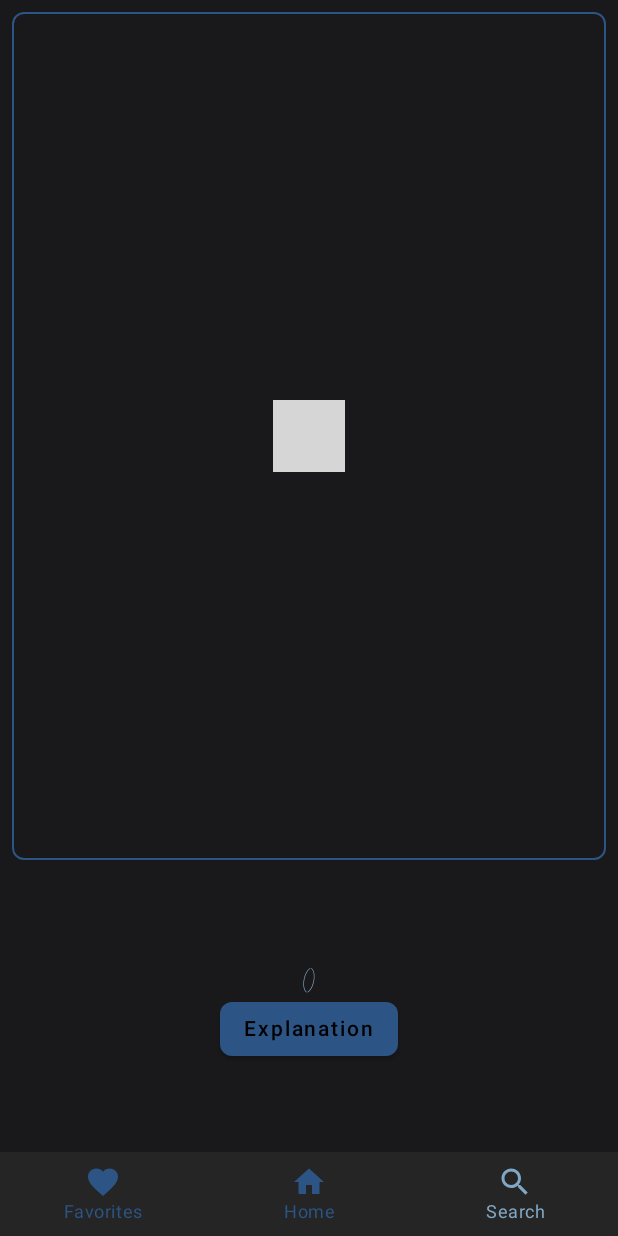
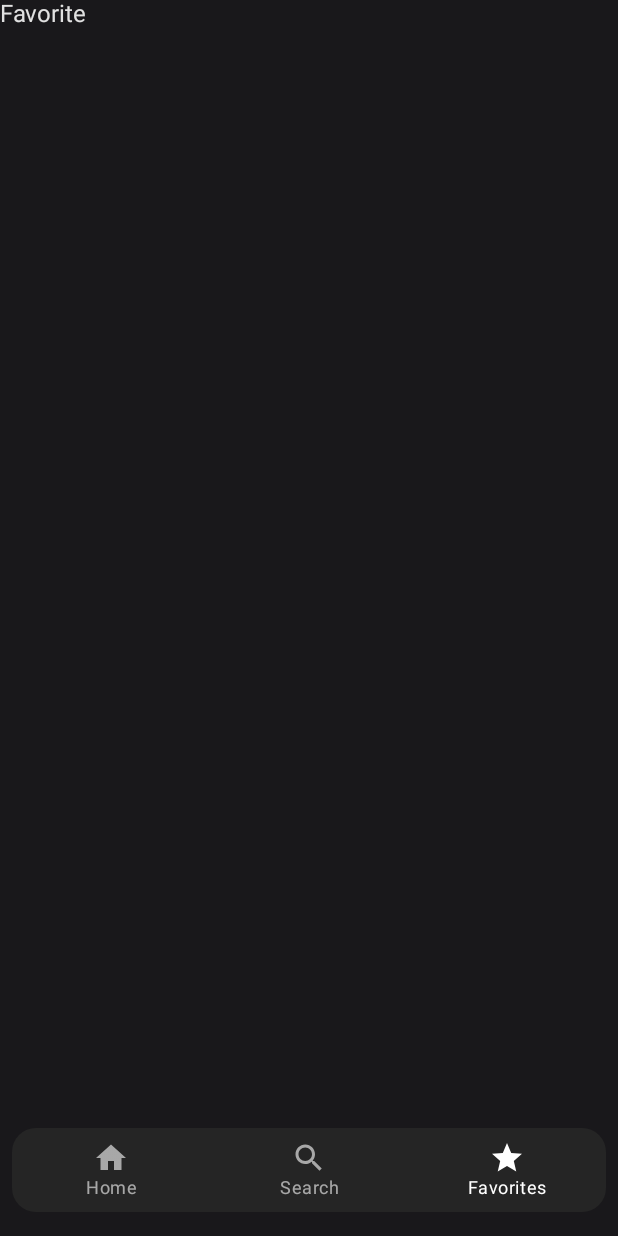
Before and after one commit to CzinkeM/android-apod-viewer, an Android app built with Jetpack Compose: the screen it shows after launch (MainActivity), item 3 of the bottom bar chosen, on a phone screen of 412 x 824 dp. Run offline under Robolectric (Android 15) with nearby library versions, the phone set to English and light mode, and no system bars; our stand-ins replace livedata-compose; libraries missing offline, so code that uses them is left out: com.skydoves.landscapist; network calls fail; 2 statements that could not run were skipped; grey boxes are pictures that could not be loaded.

Commit message:
Added bottom bar based basic navigation.

```diff
--- /dev/null
+++ b/app/src/main/java/hu/mczinke/payment_manager/BottomNavGraph.kt
@@ -0,0 +1,29 @@
+package hu.mczinke.payment_manager
+
+import androidx.compose.runtime.Composable
+import androidx.navigation.NavHostController
+import androidx.navigation.compose.NavHost
+import androidx.navigation.compose.composable
+import hu.mczinke.payment_manager.ui.components.BottomBarScreen
+import hu.mczinke.payment_manager.ui.components.FavoritesScreen
+import hu.mczinke.payment_manager.ui.components.HomeScreen
+import hu.mczinke.payment_manager.ui.components.SearchScreen
+import hu.mczinke.payment_manager.viewmodels.MainViewModel
+
+@Composable
+fun BottomNavGraph(homeViewModel: MainViewModel, navHostController: NavHostController) {
+    NavHost(
+        navController = navHostController,
+        startDestination = BottomBarScreen.Home.route
+    ) {
+        composable(route = BottomBarScreen.Home.route) {
+            HomeScreen(myViewModel = homeViewModel)
+        }
+        composable(route = BottomBarScreen.Search.route) {
+            SearchScreen()
+        }
+        composable(route = BottomBarScreen.Favorites.route) {
+            FavoritesScreen()
+        }
+    }
+}
--- a/app/src/main/java/hu/mczinke/payment_manager/MainActivity.kt
+++ b/app/src/main/java/hu/mczinke/payment_manager/MainActivity.kt
@@ -4,7 +4,7 @@ import android.os.Bundle
 import androidx.activity.ComponentActivity
 import androidx.activity.compose.setContent
 import androidx.lifecycle.ViewModelProvider
-import hu.mczinke.payment_manager.ui.components.HomeScreen
+import hu.mczinke.payment_manager.ui.components.MainScreen
 import hu.mczinke.payment_manager.ui.theme.APODViewerTheme
 import hu.mczinke.payment_manager.viewmodels.MainViewModel
 import hu.mczinke.payment_manager.viewmodels.MainViewModelFactory
@@ -18,11 +18,11 @@ class MainActivity : ComponentActivity() {
         super.onCreate(savedInstanceState)
         val repository = Repository()
         val viewModelFactory = MainViewModelFactory(repository)
-        viewModel = ViewModelProvider(this, viewModelFactory).get(MainViewModel::class.java)
+        viewModel = ViewModelProvider(this, viewModelFactory)[MainViewModel::class.java]
         viewModel.getAPOD()
         setContent {
             APODViewerTheme {
-                HomeScreen(viewModel)
+                MainScreen(viewModel)
             }
         }
     }
--- a/app/src/main/java/hu/mczinke/payment_manager/ui/components/APODContainer.kt
+++ b/app/src/main/java/hu/mczinke/payment_manager/ui/components/APODContainer.kt
@@ -52,7 +52,7 @@ fun APODContainer(@PreviewParameter(APODParameterProvider::class) apod: APOD) {
                     else -> "(${apod.copyright})"
                 }
             )
-            ExplanationButton()
+            ExplanationButton(apod.explanation)
         }
     }
 
@@ -88,7 +88,7 @@ fun APODAuthor(@PreviewParameter(StringParameterProvider::class) author: String)
 
 @Preview
 @Composable
-fun ExplanationButton() {
+fun ExplanationButton(@PreviewParameter(StringParameterProvider::class) explanation: String) {
     Button(
         onClick = { },
         shape = RoundedCornerShape(8.dp),
--- a/app/src/main/java/hu/mczinke/payment_manager/ui/components/BottomAppBar.kt
+++ /dev/null
@@ -1,57 +0,0 @@
-package hu.mczinke.payment_manager.ui.components
-
-import androidx.compose.material.BottomNavigation
-import androidx.compose.material.BottomNavigationItem
-import androidx.compose.material.Icon
-import androidx.compose.material.Text
-import androidx.compose.material.icons.Icons
-import androidx.compose.material.icons.filled.Favorite
-import androidx.compose.material.icons.filled.Home
-import androidx.compose.material.icons.filled.Search
-import androidx.compose.runtime.Composable
-import androidx.compose.runtime.mutableStateOf
-import androidx.compose.runtime.remember
-import androidx.compose.ui.tooling.preview.Preview
-import androidx.compose.ui.unit.dp
-import hu.mczinke.payment_manager.ui.theme.SpaceBlackVariant
-import hu.mczinke.payment_manager.ui.theme.SpacePrimary
-import hu.mczinke.payment_manager.ui.theme.SpacePrimaryVariant
-
-
-@Preview
-@Composable
-fun BottomAppBar() {
-    val selectedIndex = remember { mutableStateOf(0) }
-    BottomNavigation(
-        elevation = 0.dp,
-        backgroundColor = SpaceBlackVariant,
-    ) {
-
-        BottomNavigationItem(
-            icon = { Icon(imageVector = Icons.Default.Favorite, "") },
-            label = { Text(text = "Favorites") },
-            selected = (selectedIndex.value == 0),
-            onClick = { selectedIndex.value = 0 },
-            selectedContentColor = SpacePrimaryVariant,
-            unselectedContentColor = SpacePrimary
-        )
-
-        BottomNavigationItem(
-            icon = { Icon(imageVector = Icons.Default.Home, "") },
-            label = { Text(text = "Home") },
-            selected = (selectedIndex.value == 1),
-            onClick = { selectedIndex.value = 1 },
-            selectedContentColor = SpacePrimaryVariant,
-            unselectedContentColor = SpacePrimary
-        )
-
-        BottomNavigationItem(
-            icon = { Icon(imageVector = Icons.Default.Search, "") },
-            label = { Text(text = "Search") },
-            selected = (selectedIndex.value == 2),
-            onClick = { selectedIndex.value = 2 },
-            selectedContentColor = SpacePrimaryVariant,
-            unselectedContentColor = SpacePrimary
-        )
-    }
-}
--- /dev/null
+++ b/app/src/main/java/hu/mczinke/payment_manager/ui/components/BottomBarScreen.kt
@@ -0,0 +1,31 @@
+package hu.mczinke.payment_manager.ui.components
+
+import androidx.compose.material.icons.Icons
+import androidx.compose.material.icons.filled.Home
+import androidx.compose.material.icons.filled.Search
+import androidx.compose.material.icons.filled.Star
+import androidx.compose.ui.graphics.vector.ImageVector
+
+sealed class BottomBarScreen(
+    val route: String,
+    val title: String,
+    val icon: ImageVector
+) {
+    object Home : BottomBarScreen(
+        route = "home",
+        title = "Home",
+        icon = Icons.Default.Home
+    )
+
+    object Favorites : BottomBarScreen(
+        route = "favorites",
+        title = "Favorites",
+        icon = Icons.Default.Star
+    )
+
+    object Search : BottomBarScreen(
+        route = "search",
+        title = "Search",
+        icon = Icons.Default.Search
+    )
+}
--- /dev/null
+++ b/app/src/main/java/hu/mczinke/payment_manager/ui/components/FavoritesScreen.kt
@@ -0,0 +1,9 @@
+package hu.mczinke.payment_manager.ui.components
+
+import androidx.compose.material.Text
+import androidx.compose.runtime.Composable
+
+@Composable
+fun FavoritesScreen() {
+    Text(text = "Favorite")
+}
--- a/app/src/main/java/hu/mczinke/payment_manager/ui/components/HomeScreen.kt
+++ b/app/src/main/java/hu/mczinke/payment_manager/ui/components/HomeScreen.kt
@@ -1,6 +1,9 @@
 package hu.mczinke.payment_manager.ui.components
 
-import androidx.compose.material.Scaffold
+import androidx.compose.material.DrawerValue
+import androidx.compose.material.ModalDrawer
+import androidx.compose.material.Text
+import androidx.compose.material.rememberDrawerState
 import androidx.compose.runtime.Composable
 import androidx.compose.runtime.getValue
 import androidx.compose.runtime.livedata.observeAsState
@@ -11,13 +14,17 @@ import hu.mczinke.payment_manager.viewmodels.MainViewModel
 @Composable
 fun HomeScreen(myViewModel: MainViewModel) {
     val apod: APOD by myViewModel.apod.observeAsState(APOD("", "", "", "", "", "", "", ""))
-    ScaffoldWithBottomMenu(apod)
+
+    APODContainer(apod = apod)
 }
 
 @Composable
-fun ScaffoldWithBottomMenu(apod: APOD) {
-    Scaffold(
-        bottomBar = { BottomAppBar() }) {
-        APODContainer(apod = apod)
-    }
+fun ExplanationModalDrawer(explanation: String) {
+    val drawerState = rememberDrawerState(DrawerValue.Closed)
+    ModalDrawer(
+        drawerState = drawerState,
+        drawerContent = {
+            Text(text = explanation)
+        }
+    ) {}
 }
--- /dev/null
+++ b/app/src/main/java/hu/mczinke/payment_manager/ui/components/MainScreen.kt
@@ -0,0 +1,83 @@
+package hu.mczinke.payment_manager.ui.components
+
+import androidx.compose.foundation.border
+import androidx.compose.foundation.layout.RowScope
+import androidx.compose.foundation.layout.padding
+import androidx.compose.foundation.shape.RoundedCornerShape
+import androidx.compose.material.*
+import androidx.compose.runtime.Composable
+import androidx.compose.runtime.getValue
+import androidx.compose.ui.Modifier
+import androidx.compose.ui.draw.clip
+import androidx.compose.ui.graphics.Color
+import androidx.compose.ui.unit.dp
+import androidx.navigation.NavDestination
+import androidx.navigation.NavDestination.Companion.hierarchy
+import androidx.navigation.NavHostController
+import androidx.navigation.compose.currentBackStackEntryAsState
+import androidx.navigation.compose.rememberNavController
+import hu.mczinke.payment_manager.BottomNavGraph
+import hu.mczinke.payment_manager.ui.theme.SpaceBlackVariant
+import hu.mczinke.payment_manager.viewmodels.MainViewModel
+
+@Composable
+fun MainScreen(homeViewModel: MainViewModel) {
+    val navController = rememberNavController()
+    Scaffold(bottomBar = { BottomBar(navController) }) {
+        BottomNavGraph(navHostController = navController, homeViewModel = homeViewModel)
+    }
+}
+
+@Composable
+fun BottomBar(navController: NavHostController) {
+    val screens = listOf(
+        BottomBarScreen.Home,
+        BottomBarScreen.Search,
+        BottomBarScreen.Favorites,
+    )
+    val navBackStackEntry by navController.currentBackStackEntryAsState()
+    val currentDestination = navBackStackEntry?.destination
+
+    BottomNavigation(
+        elevation = 0.dp,
+        backgroundColor = SpaceBlackVariant,
+        modifier = Modifier
+            .border(0.dp, Color.Transparent, RoundedCornerShape(16.dp))
+            .padding(start = 8.dp, end = 8.dp, top = 4.dp, bottom = 16.dp)
+            .clip(RoundedCornerShape(16.dp))
+    ) {
+
+        screens.forEach { screen ->
+            AddItem(
+                screen = screen,
+                currentDestination = currentDestination,
+                navController = navController
+            )
+        }
+    }
+}
+
+@Composable
+fun RowScope.AddItem(
+    screen: BottomBarScreen,
+    currentDestination: NavDestination?,
+    navController: NavHostController
+) {
+    BottomNavigationItem(
+        label = {
+            Text(text = screen.title)
+        },
+        icon = {
+            Icon(
+                imageVector = screen.icon,
+                contentDescription = ""
+            )
+        },
+        selected = currentDestination?.hierarchy?.any {
+            it.route == screen.route
+        } == true,
+        onClick = {
+            navController.navigate(screen.route)
+        }
+    )
+}
--- /dev/null
+++ b/app/src/main/java/hu/mczinke/payment_manager/ui/components/SearchScreen.kt
@@ -0,0 +1,9 @@
+package hu.mczinke.payment_manager.ui.components
+
+import androidx.compose.material.Text
+import androidx.compose.runtime.Composable
+
+@Composable
+fun SearchScreen() {
+    Text(text = "Search Screen")
+}
```
